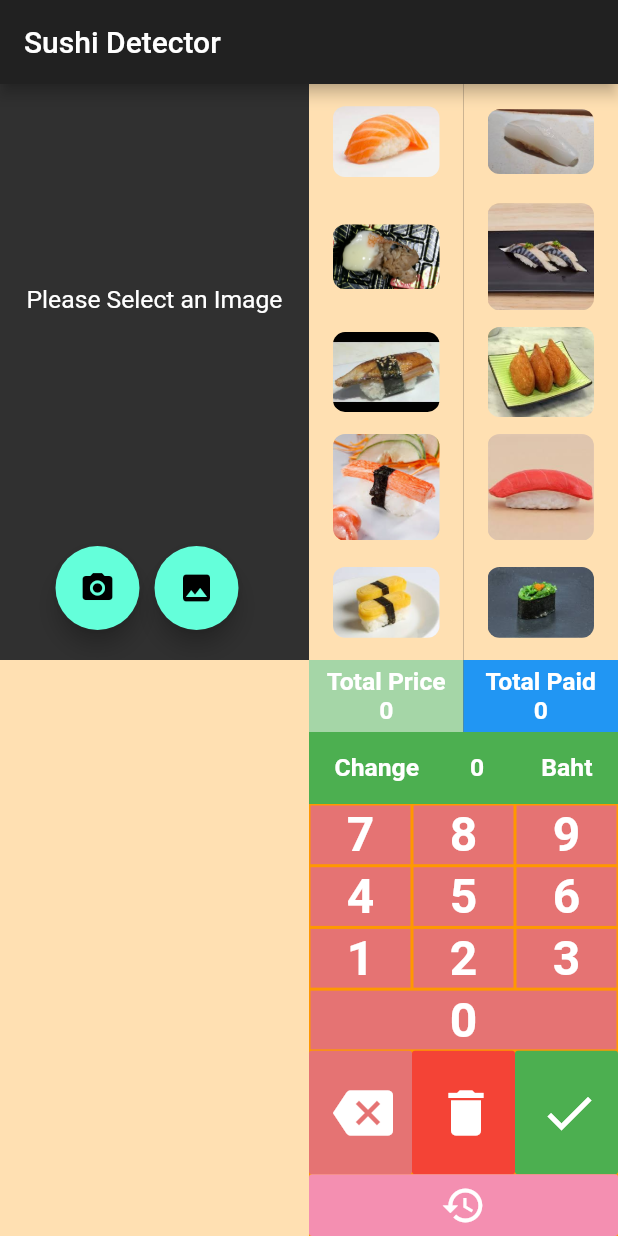
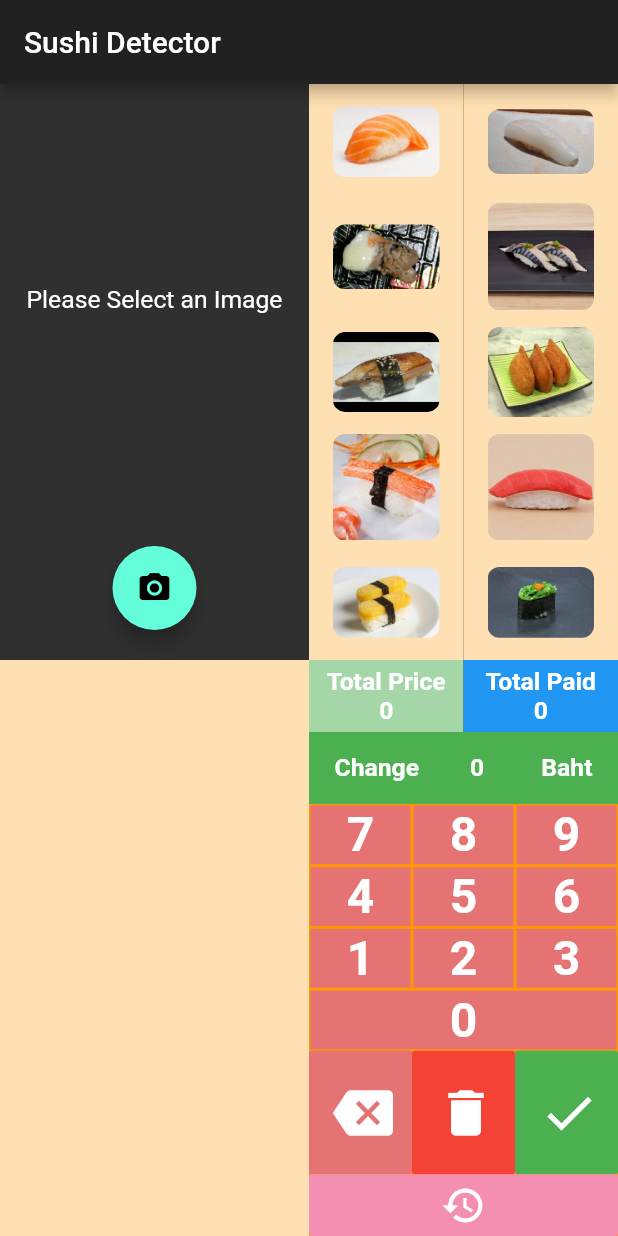
Before and after one commit to sunney23421/sushi, a Flutter app: the screen it shows after launch, on a phone screen of 412 x 824 dp. Run offline on Flutter 3.47's test engine with Material 2 defaults, Android fonts, the phone set to English and light mode, and no system bars; our stand-ins replace camera, image_picker, shared_preferences, splashscreen; missing offline and left inert: tflite.

Commit message:
Update main.dart

```diff
--- a/lib/main.dart
+++ b/lib/main.dart
@@ -309,6 +309,9 @@ class _StaticImage2State extends State<StaticImage2> {
                       child: Row(
                         mainAxisAlignment: MainAxisAlignment.center,
                         children: <Widget>[
+                          SizedBox(
+                            width: 10,
+                          ),
                           FloatingActionButton(
                             heroTag: "Fltbtn2",
                             child: Icon(Icons.camera_alt),
@@ -317,14 +320,14 @@ class _StaticImage2State extends State<StaticImage2> {
                           SizedBox(
                             width: 10,
                           ),
-                          FloatingActionButton(
-                            heroTag: "Fltbtn1",
-                            child: Icon(Icons.photo),
-                            onPressed: getImageFromGallery,
-                          ),
-                          SizedBox(
-                            width: 10,
-                          ),
+                          // FloatingActionButton(
+                          //   heroTag: "Fltbtn1",
+                          //   child: Icon(Icons.photo),
+                          //   onPressed: getImageFromGallery,
+                          // ),
+                          // SizedBox(
+                          //   width: 10,
+                          // ),
                         ],
                       ),
                     ),
@@ -352,14 +355,14 @@ class _StaticImage2State extends State<StaticImage2> {
                         SizedBox(
                           width: 10,
                         ),
-                        FloatingActionButton(
-                          heroTag: "Fltbtn1",
-                          child: Icon(Icons.photo),
-                          onPressed: getImageFromGallery,
-                        ),
-                        SizedBox(
-                          width: 10,
-                        ),
+                        // FloatingActionButton(
+                        //   heroTag: "Fltbtn1",
+                        //   child: Icon(Icons.photo),
+                        //   onPressed: getImageFromGallery,
+                        // ),
+                        // SizedBox(
+                        //   width: 10,
+                        // ),
                         FloatingActionButton(
                           heroTag: "Fltbtn3",
                           backgroundColor: Colors.pink,
```
